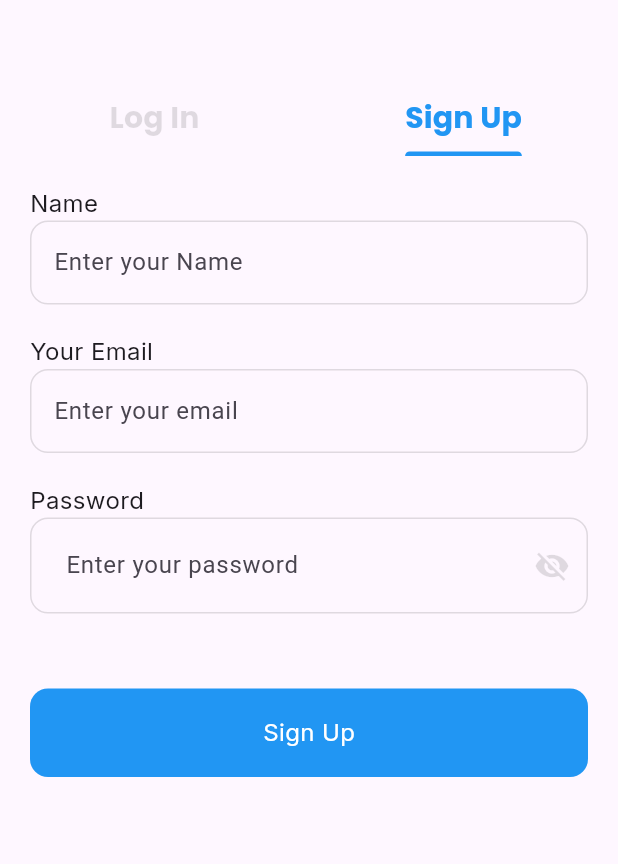
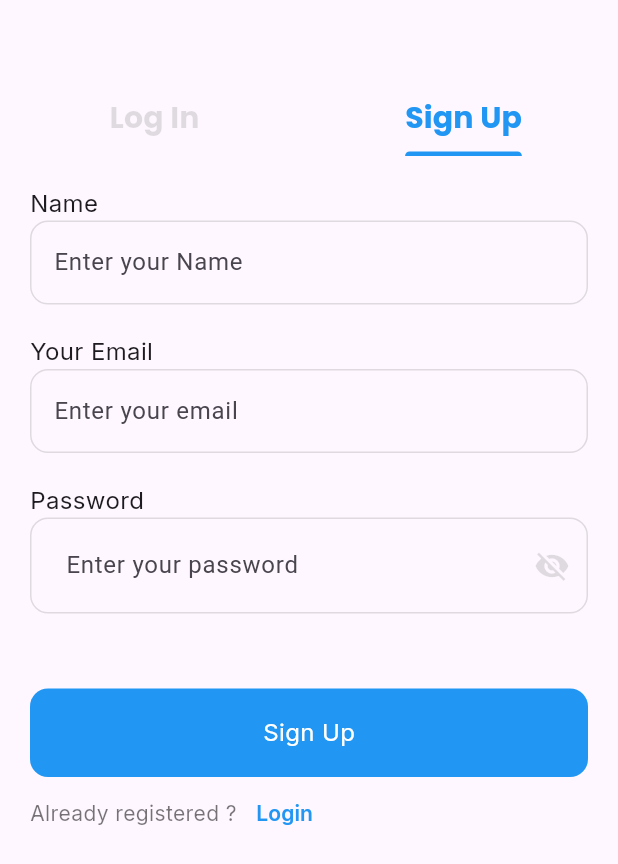
Before and after one commit to victor-komolafe/firs_form_mini_challenge, a Flutter app: the screen it shows after launch, tab 2 chosen, on a phone screen of 412 x 824 dp. Shown: the top 864 px of the screen. Run offline on Flutter 3.47's test engine with Material 3 defaults, Android fonts, the phone set to English and light mode, and no system bars; our stand-ins replace firebase_auth, firebase_core, google_fonts; accounts and stored records are empty.

Commit message:
added in-page navigation between login and sign up

```diff
--- a/lib/screens/login_screen.dart
+++ b/lib/screens/login_screen.dart
@@ -4,7 +4,6 @@ import 'package:firs_mini_project/screens/sign_up_screen.dart';
 import 'package:firs_mini_project/widgets/pressable_button.dart';
 import 'package:firs_mini_project/widgets/text_form_widget.dart';
 import 'package:flutter/material.dart';
-import 'package:flutter/widgets.dart';
 
 // import 'package:google_fonts/google_fonts.dart';
 
@@ -15,32 +14,43 @@ class LoginScreen extends StatefulWidget {
   State<LoginScreen> createState() => _LoginScreenState();
 }
 
-final _passwordController = TextEditingController();
-final _emailController = TextEditingController();
-final _formKey = GlobalKey<FormState>();
-bool showPassword = false;
+class _LoginScreenState extends State<LoginScreen>
+    with SingleTickerProviderStateMixin {
+  final _passwordController = TextEditingController();
+  final _emailController = TextEditingController();
+  final _formKey = GlobalKey<FormState>();
+  bool showPassword = false;
+  // late TabController _tabController;
 
-class _LoginScreenState extends State<LoginScreen> {
   void _validate() {
     final form = _formKey.currentState;
     if (form!.validate() == false) {
       return;
     } else {
+      if (!mounted) return;
       Navigator.of(context).pushReplacement(
           MaterialPageRoute(builder: (context) => const FarmerFormScreen()));
     }
   }
 
   @override
+  void initState() {
+    super.initState();
+    // _tabController = TabController(length: 2, initialIndex: 0, vsync: this);
+  }
+
+  @override
   void dispose() {
     _passwordController.dispose();
     _emailController.dispose();
+    // _tabController.dispose();
     super.dispose();
   }
 
   @override
   Widget build(BuildContext context) {
     final theme = Theme.of(context);
+
     return DefaultTabController(
       length: 2,
       child: Scaffold(
@@ -152,6 +162,32 @@ class _LoginScreenState extends State<LoginScreen> {
                     Center(
                       child: PressableButton(
                           text: 'Continue', onPressed: _validate),
+                    ),
+                    const SizedBox(height: 5),
+
+                    Row(
+                      children: [
+                        Text('Not registered ?',
+                            style: ConstantFonts.inter.copyWith(
+                                fontSize: 14,
+                                fontWeight: FontWeight.w400,
+                                color: Colors.black54)),
+                        // const SizedBox(width: 10),
+                        Builder(
+                          builder: (tabContext) => TextButton(
+                            onPressed: () {
+                              debugPrint(
+                                  'Sign Up pressed: Navigated to Sign Up screen');
+                              DefaultTabController.of(tabContext).animateTo(1);
+                            },
+                            child: Text('Sign Up',
+                                style: ConstantFonts.inter.copyWith(
+                                    fontSize: 14,
+                                    color: Colors.blue,
+                                    fontWeight: FontWeight.w600)),
+                          ),
+                        )
+                      ],
                     )
                   ],
                 ),
@@ -164,48 +200,3 @@ class _LoginScreenState extends State<LoginScreen> {
     );
   }
 }
-
-// return SafeArea(
-//   child: Scaffold(
-//     appBar: AppBar(
-//       toolbarHeight: 150,
-//       flexibleSpace: Padding(
-//         padding: const EdgeInsets.symmetric(vertical: 30),
-//         child: Row(
-//           mainAxisAlignment: MainAxisAlignment.spaceEvenly,
-//           children: [
-//             TextButton(
-//                 onPressed: () {
-//                   setState(() {
-//                     isSelected = true;
-//                   });
-//                 },
-//                 child: Text('Log In',
-//                     style: isSelected == true
-//                         ? Constants.onAppBarSelectedStlye
-//                         : Constants.onAppBarUnSelectedStyle)),
-//             TextButton(
-//                 onPressed: () {
-//                   setState(() {
-//                     isSelected = true;
-//                   });
-//                 },
-//                 child: Text('Log In',
-//                     style: isSelected == true
-//                         ? Constants.onAppBarSelectedStlye
-//                         : Constants.onAppBarUnSelectedStyle)),
-//           ],
-//         ),
-//       ),
-//     ),
-//     body: const Padding(
-//       padding: EdgeInsets.all(26.0),
-//       child: Column(
-//         mainAxisAlignment: MainAxisAlignment.center,
-//         crossAxisAlignment: CrossAxisAlignment.start,
-//         children: [],
-//         // textForm(),
-//       ),
-//     ),
-//   ),
-// );
--- a/lib/screens/sign_up_screen.dart
+++ b/lib/screens/sign_up_screen.dart
@@ -1,7 +1,9 @@
+import 'package:firebase_auth/firebase_auth.dart';
 import 'package:firs_mini_project/constants.dart';
 import 'package:firs_mini_project/screens/farmer_form_screen.dart';
 import 'package:firs_mini_project/widgets/text_form_widget.dart';
 import 'package:flutter/material.dart';
+import 'package:firebase_core/firebase_core.dart';
 
 class SignUpScreen extends StatefulWidget {
   const SignUpScreen({super.key});
@@ -11,11 +13,26 @@ class SignUpScreen extends StatefulWidget {
 }
 
 final _formKey1 = GlobalKey<FormState>();
+final _nameController = TextEditingController();
+final _passwordController = TextEditingController();
+final _emailController = TextEditingController();
+
+Future<void> createUserEmailAndPassword() async {
+  // This function will handle the user creation logic
+  // For example, using Firebase Auth to create a user with email and password
+  // FirebaseAuth.instance.createUserWithEmailAndPassword(email: email, password: password);
+  final userCredential = await FirebaseAuth.instance
+      .createUserWithEmailAndPassword(
+          email: _emailController.text.trim(),
+          password: _passwordController.text.trim())
+      .then((value) {
+    debugPrint('User created successfully: ${value.user?.email}');
+  }).catchError((error) {
+    debugPrint('Error creating user: $error');
+  });
+}
 
 class _SignUpScreenState extends State<SignUpScreen> {
-  final _nameController = TextEditingController();
-  final _passwordController = TextEditingController();
-  final _emailController = TextEditingController();
   @override
   void dispose() {
     _nameController.dispose();
@@ -30,8 +47,8 @@ class _SignUpScreenState extends State<SignUpScreen> {
     if (form!.validate() == false) {
       return;
     } else {
-      Navigator.of(context).pushReplacement(
-          MaterialPageRoute(builder: (context) => const FarmerFormScreen()));
+      // Navigator.of(context).pushReplacement(
+      //     MaterialPageRoute(builder: (context) => const FarmerFormScreen()));
     }
   }
 
@@ -127,6 +144,30 @@ class _SignUpScreenState extends State<SignUpScreen> {
                       style: ConstantFonts.inter.copyWith(color: Colors.white),
                     )),
               )),
+              Row(
+                children: [
+                  Text('Already registered ?',
+                      style: ConstantFonts.inter.copyWith(
+                          fontSize: 14,
+                          fontWeight: FontWeight.w400,
+                          color: Colors.black54)),
+                  // const SizedBox(width: 10),
+                  Builder(
+                    builder: (tabContext) => TextButton(
+                      onPressed: () {
+                        debugPrint(
+                            'Login pressed: Navigated to Sign Up screen');
+                        DefaultTabController.of(tabContext).animateTo(0);
+                      },
+                      child: Text('Login',
+                          style: ConstantFonts.inter.copyWith(
+                              fontSize: 14,
+                              color: Colors.blue,
+                              fontWeight: FontWeight.w600)),
+                    ),
+                  )
+                ],
+              )
             ],
           )),
     );
```
